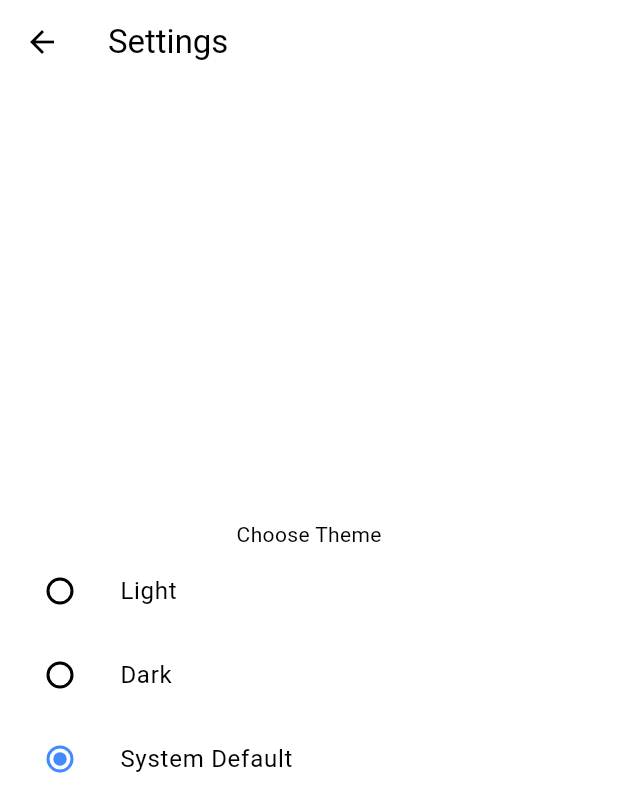
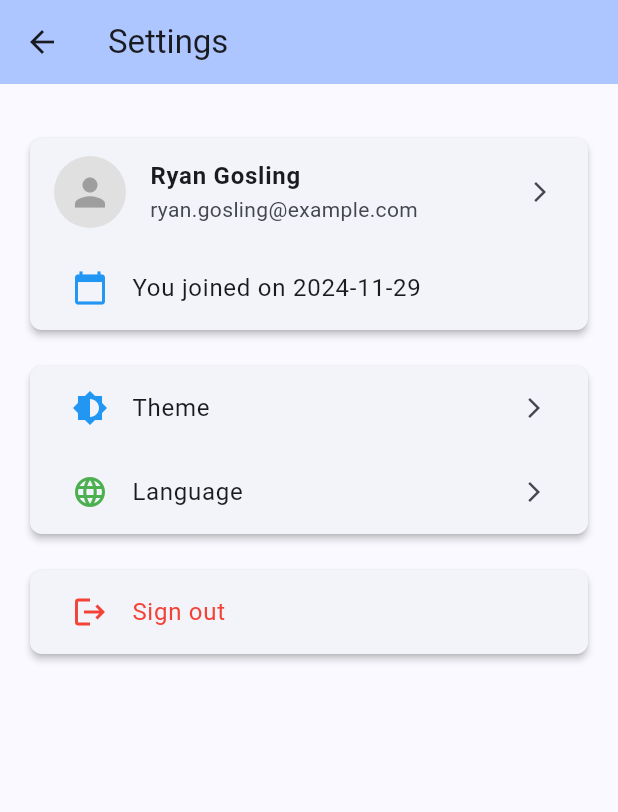
Before and after one commit to Itterum/auth_app_example, a Flutter app: the screen it shows after launch, after a tap on "Sign In", after a tap on the "settings" icon, on a phone screen of 412 x 824 dp. Shown: the top 812 px of the screen. Run offline on Flutter 3.47's test engine with Material 3 defaults, Android fonts, the phone set to English and light mode, and no system bars; our stand-ins replace go_router.

Commit message:
refactor settings page and change theme

```diff
--- a/lib/app/app.dart
+++ b/lib/app/app.dart
@@ -12,15 +12,17 @@ class App extends StatelessWidget {
       builder: (context, themeMode, _) {
         return MaterialApp.router(
           title: 'Auth App',
-          theme: ThemeData(
-            colorScheme: const ColorScheme.light(
-              primary: Colors.blueAccent,
+          theme: ThemeData.from(
+            colorScheme: ColorScheme.fromSeed(
+              seedColor: Colors.blueAccent,
+              brightness: Brightness.light,
             ),
             useMaterial3: true,
           ),
-          darkTheme: ThemeData(
-            colorScheme: const ColorScheme.dark(
-              primary: Colors.blueAccent,
+          darkTheme: ThemeData.from(
+            colorScheme: ColorScheme.fromSeed(
+              seedColor: Colors.blueAccent,
+              brightness: Brightness.dark,
             ),
             useMaterial3: true,
           ),
--- a/lib/features/settings/pages/settings_page.dart
+++ b/lib/features/settings/pages/settings_page.dart
@@ -1,4 +1,6 @@
-import 'package:crud_flutter_example/app/theme.dart';
+import 'package:crud_flutter_example/features/settings/widgets/profile_card_widget.dart';
+import 'package:crud_flutter_example/features/settings/widgets/settings_item_card_widget.dart';
+import 'package:crud_flutter_example/features/settings/widgets/sign_out_button_widget.dart';
 import 'package:crud_flutter_example/widgets/base_scaffold_widget.dart';
 import 'package:flutter/material.dart';
 
@@ -17,40 +19,15 @@ class _SettingsPageState extends State<SettingsPage> {
     return BaseScaffoldWidget(
       title: _title,
       showSettingsButton: false,
-      body: Column(
-        mainAxisAlignment: MainAxisAlignment.center,
-        children: [
-          const Text('Choose Theme'),
-          ListTile(
-            title: const Text('Light'),
-            leading: Radio<ThemeMode>(
-              value: ThemeMode.light,
-              groupValue: AppThemeSettings.themeNotifier.value,
-              onChanged: (value) {
-                setState(() => AppThemeSettings.themeNotifier.value = value!);
-              },
-            ),
-          ),
-          ListTile(
-            title: const Text('Dark'),
-            leading: Radio<ThemeMode>(
-              value: ThemeMode.dark,
-              groupValue: AppThemeSettings.themeNotifier.value,
-              onChanged: (value) {
-                setState(() => AppThemeSettings.themeNotifier.value = value!);
-              },
-            ),
-          ),
-          ListTile(
-            title: const Text('System Default'),
-            leading: Radio<ThemeMode>(
-              value: ThemeMode.system,
-              groupValue: AppThemeSettings.themeNotifier.value,
-              onChanged: (value) {
-                setState(() => AppThemeSettings.themeNotifier.value = value!);
-              },
-            ),
-          ),
+      body: ListView(
+        padding: const EdgeInsets.all(16.0),
+        children: const [
+          SizedBox(height: 16),
+          ProfileCardWidget(),
+          SizedBox(height: 16),
+          SettingGroupItems(),
+          SizedBox(height: 16),
+          SignOutButtonWidget(),
         ],
       ),
     );
--- /dev/null
+++ b/lib/features/settings/widgets/profile_card_widget.dart
@@ -0,0 +1,47 @@
+import 'package:flutter/material.dart';
+
+class ProfileCardWidget extends StatelessWidget {
+  const ProfileCardWidget({
+    super.key,
+  });
+
+  @override
+  Widget build(BuildContext context) {
+    return Card(
+      elevation: 2,
+      shape: RoundedRectangleBorder(
+        borderRadius: BorderRadius.circular(8.0),
+      ),
+      child: Column(
+        crossAxisAlignment: CrossAxisAlignment.start,
+        children: [
+          ListTile(
+            leading: CircleAvatar(
+              radius: 24,
+              backgroundColor: Colors.grey[300],
+              child: const Icon(
+                Icons.person,
+                size: 30,
+                color: Colors.grey,
+              ),
+            ),
+            title: const Text(
+              'Ryan Gosling',
+              style: TextStyle(fontWeight: FontWeight.bold),
+            ),
+            subtitle: const Text('ryan.gosling@example.com'),
+            trailing: const Icon(Icons.arrow_forward_ios, size: 16),
+            onTap: () {},
+          ),
+          ListTile(
+            contentPadding: const EdgeInsets.symmetric(horizontal: 28),
+            leading: const Icon(Icons.calendar_today, color: Colors.blue),
+            title: Text(
+              'You joined on ${DateTime.now().year}-${DateTime.now().month}-${DateTime.now().day}',
+            ),
+          ),
+        ],
+      ),
+    );
+  }
+}
--- /dev/null
+++ b/lib/features/settings/widgets/settings_item_card_widget.dart
@@ -0,0 +1,43 @@
+import 'package:crud_flutter_example/features/settings/widgets/theme_dialog_widget.dart';
+import 'package:flutter/material.dart';
+
+class SettingGroupItems extends StatelessWidget {
+  const SettingGroupItems({
+    super.key,
+  });
+
+  @override
+  Widget build(BuildContext context) {
+    return Card(
+      elevation: 2,
+      shape: RoundedRectangleBorder(
+        borderRadius: BorderRadius.circular(8.0),
+      ),
+      child: Column(
+        children: [
+          ListTile(
+            contentPadding: const EdgeInsets.symmetric(horizontal: 28),
+            leading: const Icon(Icons.brightness_6, color: Colors.blue),
+            title: const Text('Theme'),
+            trailing: const Icon(Icons.arrow_forward_ios, size: 16),
+            onTap: () {
+              showDialog<void>(
+                context: context,
+                builder: (BuildContext context) {
+                  return const ThemeDialogWidget();
+                },
+              );
+            },
+          ),
+          ListTile(
+            contentPadding: const EdgeInsets.symmetric(horizontal: 28),
+            leading: const Icon(Icons.language, color: Colors.green),
+            title: const Text('Language'),
+            trailing: const Icon(Icons.arrow_forward_ios, size: 16),
+            onTap: () {},
+          ),
+        ],
+      ),
+    );
+  }
+}
--- /dev/null
+++ b/lib/features/settings/widgets/sign_out_button_widget.dart
@@ -0,0 +1,26 @@
+import 'package:flutter/material.dart';
+
+class SignOutButtonWidget extends StatelessWidget {
+  const SignOutButtonWidget({
+    super.key,
+  });
+
+  @override
+  Widget build(BuildContext context) {
+    return Card(
+      elevation: 2,
+      shape: RoundedRectangleBorder(
+        borderRadius: BorderRadius.circular(8.0),
+      ),
+      child: ListTile(
+        contentPadding: const EdgeInsets.symmetric(horizontal: 28),
+        leading: const Icon(Icons.logout, color: Colors.red),
+        title: const Text(
+          'Sign out',
+          style: TextStyle(color: Colors.red),
+        ),
+        onTap: () {},
+      ),
+    );
+  }
+}
--- /dev/null
+++ b/lib/features/settings/widgets/theme_dialog_widget.dart
@@ -0,0 +1,50 @@
+import 'package:flutter/material.dart';
+import 'package:crud_flutter_example/app/theme.dart';
+
+class ThemeDialogWidget extends StatefulWidget {
+  const ThemeDialogWidget({super.key});
+
+  @override
+  State<ThemeDialogWidget> createState() => _ThemeDialogWidgetState();
+}
+
+class _ThemeDialogWidgetState extends State<ThemeDialogWidget> {
+  @override
+  Widget build(BuildContext context) {
+    return AlertDialog(
+      title: const Text('Choose Theme'),
+      actions: <Widget>[
+        ListTile(
+          title: const Text('Light'),
+          leading: Radio<ThemeMode>(
+            value: ThemeMode.light,
+            groupValue: AppThemeSettings.themeNotifier.value,
+            onChanged: (value) {
+              setState(() => AppThemeSettings.themeNotifier.value = value!);
+            },
+          ),
+        ),
+        ListTile(
+          title: const Text('Dark'),
+          leading: Radio<ThemeMode>(
+            value: ThemeMode.dark,
+            groupValue: AppThemeSettings.themeNotifier.value,
+            onChanged: (value) {
+              setState(() => AppThemeSettings.themeNotifier.value = value!);
+            },
+          ),
+        ),
+        ListTile(
+          title: const Text('System Default'),
+          leading: Radio<ThemeMode>(
+            value: ThemeMode.system,
+            groupValue: AppThemeSettings.themeNotifier.value,
+            onChanged: (value) {
+              setState(() => AppThemeSettings.themeNotifier.value = value!);
+            },
+          ),
+        ),
+      ],
+    );
+  }
+}
```
